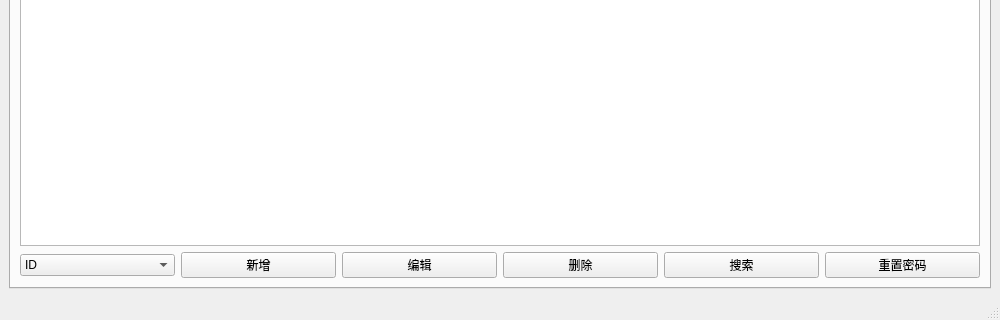
First picture: the form in window/adminWindow/adminwindow.ui, repository S-E-C-O/LMS, before the edit; both pictures show x 0 to 1000 and y 280 to 600 of the 1000 by 600 pixel window.
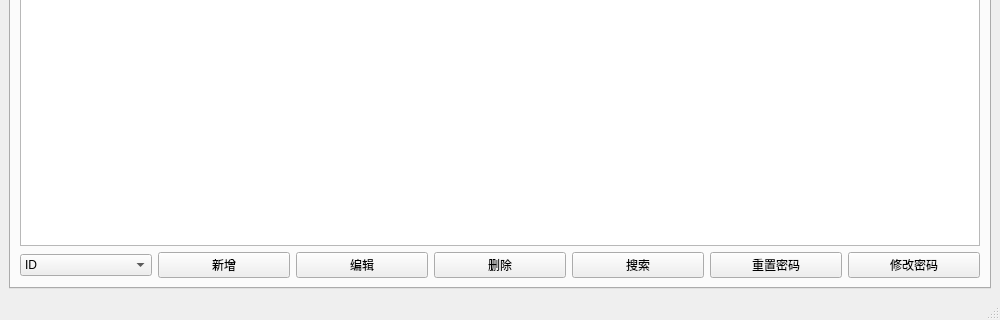
Second picture: the form after the edit. The open tabs and pages were chosen to show the change.

Commit message: 密码修改

```diff
--- a/window/adminWindow/adminwindow.ui
+++ b/window/adminWindow/adminwindow.ui
@@ -96,6 +96,13 @@
                                                 <property name="text"><string>重置密码</string></property>
                                             </widget>
                                         </item>
+                                        <item>
+                                            <widget class="QPushButton" name="btnChangePassword">
+                                                <property name="text">
+                                                    <string>修改密码</string>
+                                                </property>
+                                            </widget>
+                                        </item>
                                     </layout>
                                 </item>
                             </layout>
```
The commit also changes 6 other files.
